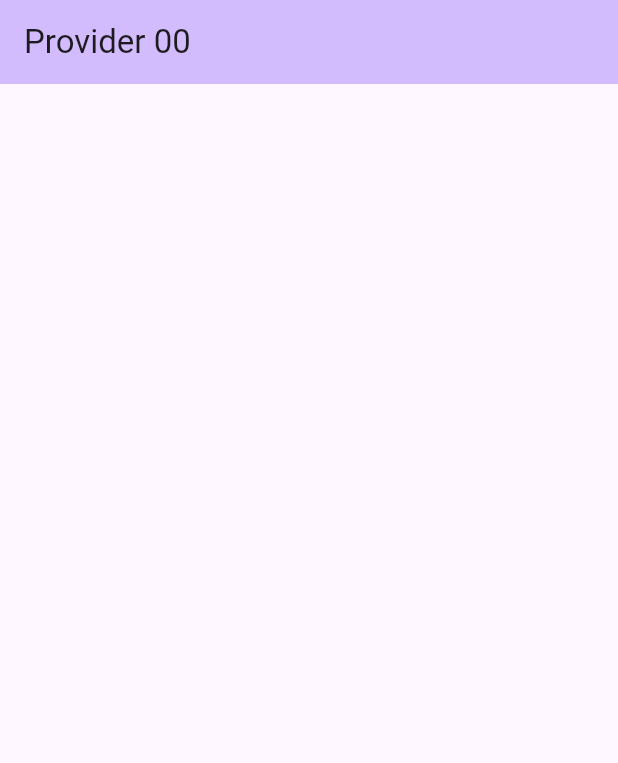
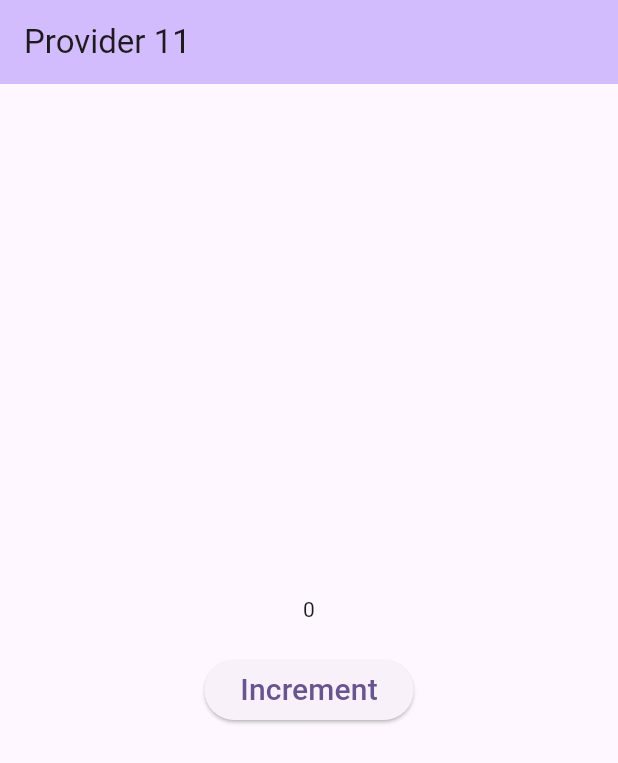
Before and after one commit to DONGL3XD/Learn_Flutter, a Flutter app: the screen it shows after launch, on a phone screen of 412 x 824 dp. Shown: the top 763 px of the screen. Run offline on Flutter 3.47's test engine with Material 3 defaults, Android fonts, the phone set to English and light mode, and no system bars.

Commit message:
25.04.25 ~Chapter 18

```diff
--- /dev/null
+++ b/lib/counter.dart
@@ -0,0 +1,10 @@
+import 'package:flutter/widgets.dart';
+
+class Counter with ChangeNotifier {
+  int counter = 0;
+
+  void increment() {
+    counter++;
+    notifyListeners();
+  }
+}
--- a/lib/main.dart
+++ b/lib/main.dart
@@ -4,6 +4,8 @@
 //     "dart.previewFlutterUiGuides": true,
 
 import 'package:flutter/material.dart';
+import 'package:myapp/counter.dart';
+import 'package:provider/provider.dart';
 
 void main() {
   runApp(const MyApp());
@@ -16,7 +18,7 @@ class MyApp extends StatelessWidget {
   @override
   Widget build(BuildContext context) {
     return MaterialApp(
-      title: 'Provider 00',
+      title: 'Provider 11',
       theme: ThemeData(
         colorScheme: ColorScheme.fromSeed(seedColor: Colors.deepPurple),
         useMaterial3: true,
@@ -26,22 +28,36 @@ class MyApp extends StatelessWidget {
   }
 }
 
-class MyHomePage extends StatefulWidget {
+class MyHomePage extends StatelessWidget {
   const MyHomePage({super.key});
 
-  @override
-  State<MyHomePage> createState() => _MyHomePageState();
-}
-
-class _MyHomePageState extends State<MyHomePage> {
   @override
   Widget build(BuildContext context) {
     return Scaffold(
       appBar: AppBar(
         backgroundColor: Theme.of(context).colorScheme.inversePrimary,
-        title: Text("Provider 00"),
+        title: Text("Provider 11"),
       ),
-      body: Column(),
+      body: Center(
+        child: ChangeNotifierProvider<Counter>(
+          create: (_) => Counter(),
+          child: Builder(
+            builder: (context) {
+              return Column(
+                mainAxisAlignment: MainAxisAlignment.center,
+                children: [
+                  Text('${context.watch<Counter>().counter}'),
+                  SizedBox(height: 20),
+                  ElevatedButton(
+                    onPressed: context.read<Counter>().increment,
+                    child: Text('Increment', style: TextStyle(fontSize: 20)),
+                  ),
+                ],
+              );
+            },
+          ),
+        ),
+      ),
     );
   }
 }
```
